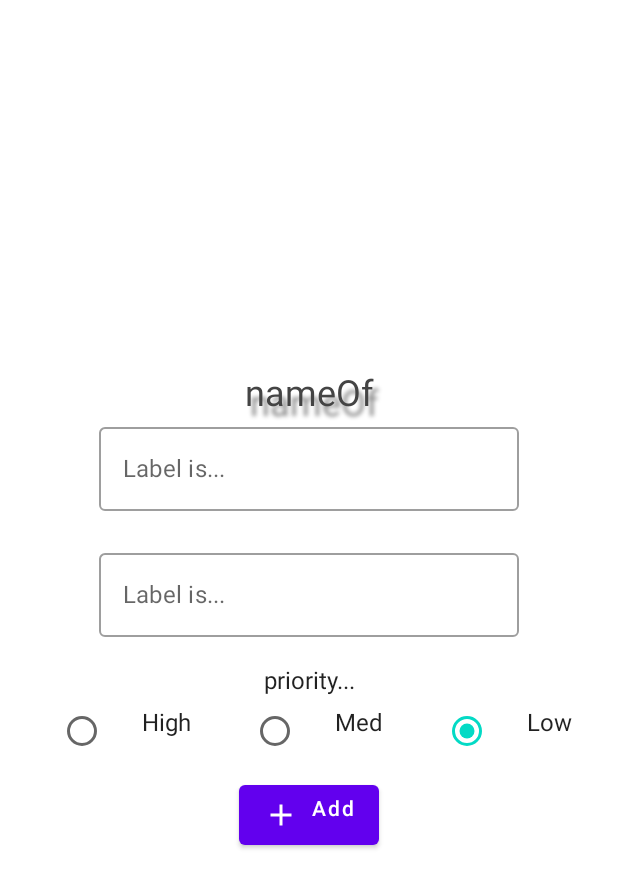
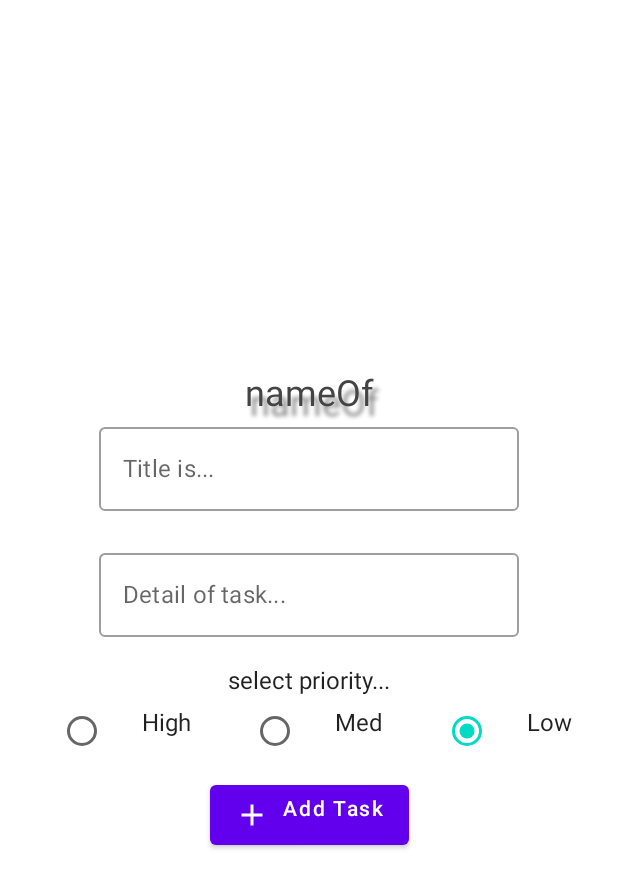
Before and after one commit to ba87688/Compose-Todo, an Android app built with Jetpack Compose: the composable ToDoAddToList shown on its own in the app's theme, on a phone screen of 412 x 824 dp. Shown: the top 888 px of the screen. Run offline under Robolectric (Android 15) with nearby library versions, the phone set to English and light mode, and no system bars; 1 statement that could not run was skipped.

Commit message:
code clean up

```diff
--- a/app/src/main/java/com/example/composetodo/screens/ToDoAddToList.kt
+++ b/app/src/main/java/com/example/composetodo/screens/ToDoAddToList.kt
@@ -60,7 +60,7 @@ fun ToDoAddToList(
             onValueChange = {
                 nameText = it
             },
-            label = { Text(text = "Label is...") }
+            label = { Text(text = "Title is...") }
         )
 
         var descriptionText by remember {
@@ -72,22 +72,17 @@ fun ToDoAddToList(
             onValueChange = {
                 descriptionText = it
             },
-            label = { Text(text = "Label is...") }
+            label = { Text(text = "Detail of task...") }
         )
-        Text(text = "priority...")
+        Text(text = "select priority...")
         //add priority option shere.
 
         val list = listOf("High", "Med", "Low")
 //        val prio = RadioButtonSample(list)
 
-        val kinds = listOf("High", "Med", "Low")
         val (selected, setSelected) = remember { mutableStateOf(list.last()) }
-        RadioButtonSample(list,selected,setSelected)
+        RadioButtonSample(list, selected, setSelected)
 //        MyUI(radioOptions,selectedItem)
-
-        val r = selected
-        Log.d("IT IS WHAT IT IS", "ITTTTTTTTTTTTTTTTT: $selected")
-
 
         Button(
             onClick = {
@@ -109,7 +104,7 @@ fun ToDoAddToList(
                     contentDescription = null,
                     modifier = Modifier.padding(end = 4.dp)
                 )
-                Text(text = " Add")
+                Text(text = " Add Task")
             }
         }
     }
@@ -147,7 +142,7 @@ fun RadioButtonSample(
                         setSelected(item)
                     },
                     enabled = true
-                    )
+                )
                 Text(
                     text = item,
                     style = MaterialTheme.typography.body1.merge(),
```
Also changed, not shown: app/src/main/java/com/example/composetodo/navigation/Navigation.kt (+0 -37 lines), app/src/main/java/com/example/composetodo/screens/HomeScreen.kt (+2 -33 lines).
